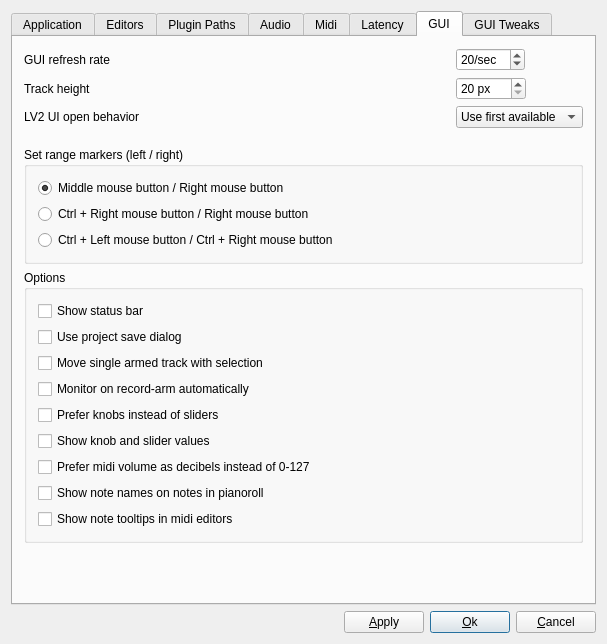
Qt form muse3/muse/components/gensetbase.ui (emrum/muse) before a commit.
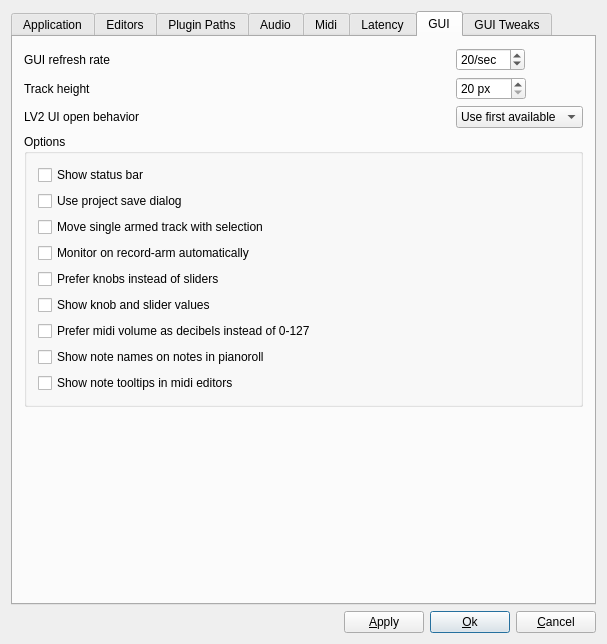
The same form after that commit. The open tabs and pages were chosen to show the change.

Commit message: Better options to set range markers and track list channels

What changed in the file:
```diff
--- a/muse3/muse/components/gensetbase.ui
+++ b/muse3/muse/components/gensetbase.ui
@@ -1732,70 +1732,6 @@
          </item>
         </layout>
        </item>
-       <item>
-        <spacer name="verticalSpacer_3">
-         <property name="orientation">
-          <enum>Qt::Vertical</enum>
-         </property>
-         <property name="sizeType">
-          <enum>QSizePolicy::Maximum</enum>
-         </property>
-         <property name="sizeHint" stdset="0">
-          <size>
-           <width>17</width>
-           <height>13</height>
-          </size>
-         </property>
-        </spacer>
-       </item>
-       <item>
-        <widget class="QGroupBox" name="groupBox1">
-         <property name="sizePolicy">
-          <sizepolicy hsizetype="Preferred" vsizetype="Preferred">
-           <horstretch>0</horstretch>
-           <verstretch>0</verstretch>
-          </sizepolicy>
-         </property>
-         <property name="title">
-          <string>Set range markers (left / right)</string>
-         </property>
-         <layout class="QVBoxLayout" name="verticalLayout_4">
-          <item>
-           <widget class="QRadioButton" name="rangeMarkers1RadioButton">
-            <property name="text">
-             <string>Middle mouse button / Right mouse button</string>
-            </property>
-            <property name="checked">
-             <bool>true</bool>
-            </property>
-            <attribute name="buttonGroup">
-             <string notr="true">buttonGroup</string>
-            </attribute>
-           </widget>
-          </item>
-          <item>
-           <widget class="QRadioButton" name="rangeMarkers2RadioButton">
-            <property name="text">
-             <string>Ctrl + Right mouse button / Right mouse button</string>
-            </property>
-            <attribute name="buttonGroup">
-             <string notr="true">buttonGroup</string>
-            </attribute>
-           </widget>
-          </item>
-          <item>
-           <widget class="QRadioButton" name="rangeMarkers3RadioButton">
-            <property name="text">
-             <string>Ctrl + Left mouse button / Ctrl + Right mouse button</string>
-            </property>
-            <attribute name="buttonGroup">
-             <string notr="true">buttonGroup</string>
-            </attribute>
-           </widget>
-          </item>
-         </layout>
-        </widget>
-       </item>
        <item>
         <spacer name="verticalSpacer_2">
          <property name="orientation">
```
Left out of the diff: 3 changed lines with no effect on the pictures. The commit also changes 15 other files.
